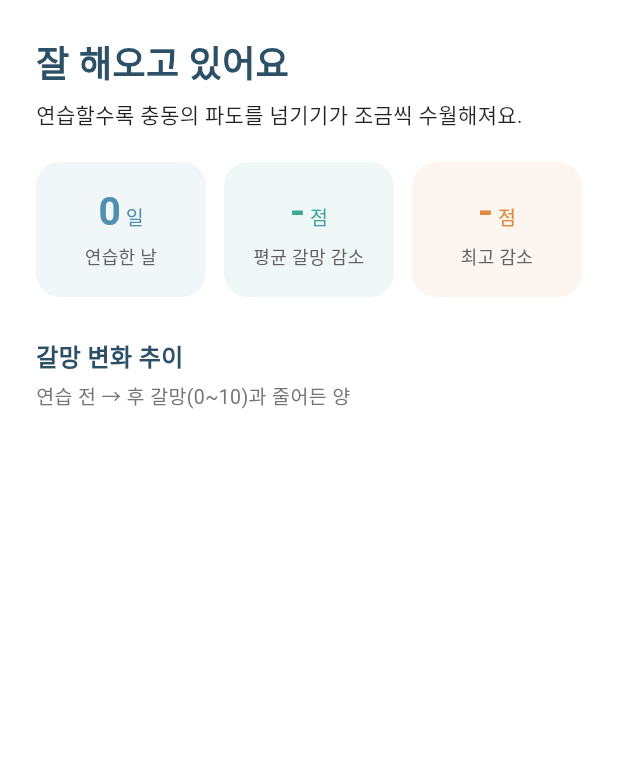
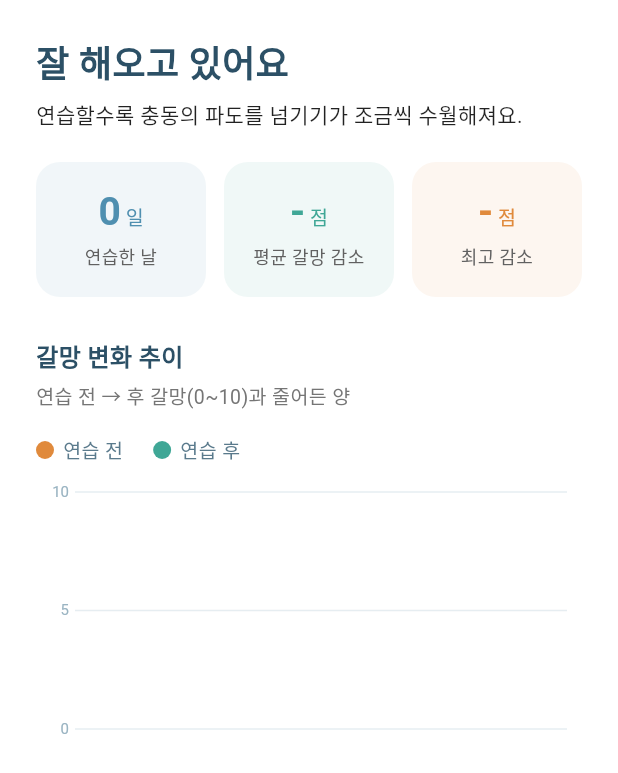
Before and after one commit to tube10081008-stack/Urge-surfing, a Flutter app: the _Content widget shown alone on an empty page, opened directly with empty values, on a phone screen of 412 x 824 dp. Shown: the top 773 px of the screen. Run offline on Flutter 3.47's test engine with Material 3 defaults, Android fonts, the phone set to English and light mode, and no system bars; our stand-ins replace flutter_riverpod, video_player; network calls fail.

Commit message:
feat(app): 대시보드 갈망 추이 라인 그래프 추가
CustomPainter로 의존성 없이 연습 전/후 갈망(0~10) 추이를 선그래프로
시각화(범례·y눈금 0/5/10·날짜 라벨·결측 구간 끊김 처리).

Co-Authored-By: Claude Opus 4.8 <noreply@anthropic.com>
Claude-Session: https://claude.ai/code/session_01ComGSqMEUDBD77WJ28az2N

```diff
--- a/poc/app/lib/screens/dashboard_screen.dart
+++ b/poc/app/lib/screens/dashboard_screen.dart
@@ -116,6 +116,15 @@ class _Content extends StatelessWidget {
           style: TextStyle(fontSize: 13, color: Colors.grey.shade600),
         ),
         const SizedBox(height: 16),
+
+        // 라인 그래프(연습 전/후 추이)
+        _ChartLegend(),
+        const SizedBox(height: 8),
+        SizedBox(
+          height: 190,
+          child: _TrendChart(points: points),
+        ),
+        const SizedBox(height: 24),
 
         ...points.reversed.map((p) => _TrendRow(point: p)),
       ],
@@ -319,3 +328,129 @@ class _Message extends StatelessWidget {
     );
   }
 }
+
+// 그래프 색상
+const _kPreColor = Color(0xFFE08A3C); // 연습 전(주황)
+const _kPostColor = Color(0xFF3FA796); // 연습 후(청록)
+
+/// 그래프 범례.
+class _ChartLegend extends StatelessWidget {
+  @override
+  Widget build(BuildContext context) {
+    Widget dot(Color c, String label) => Row(
+          mainAxisSize: MainAxisSize.min,
+          children: [
+            Container(width: 12, height: 12,
+                decoration: BoxDecoration(color: c, shape: BoxShape.circle)),
+            const SizedBox(width: 6),
+            Text(label,
+                style: const TextStyle(fontSize: 13, color: Color(0xFF5A7A8C))),
+          ],
+        );
+    return Row(
+      children: [
+        dot(_kPreColor, '연습 전'),
+        const SizedBox(width: 20),
+        dot(_kPostColor, '연습 후'),
+      ],
+    );
+  }
+}
+
+/// 연습 전/후 갈망(0~10) 추이 라인 그래프.
+class _TrendChart extends StatelessWidget {
+  final List<VasTrendPoint> points;
+  const _TrendChart({required this.points});
+
+  @override
+  Widget build(BuildContext context) {
+    return CustomPaint(
+      size: Size.infinite,
+      painter: _TrendChartPainter(points),
+    );
+  }
+}
+
+class _TrendChartPainter extends CustomPainter {
+  final List<VasTrendPoint> points;
+  _TrendChartPainter(this.points);
+
+  static const double _maxV = 10;
+
+  String _shortDay(String day) {
+    final p = day.split('-');
+    return p.length == 3 ? '${p[1]}/${p[2]}' : day;
+  }
+
+  @override
+  void paint(Canvas canvas, Size size) {
+    const padL = 26.0, padR = 10.0, padT = 10.0, padB = 22.0;
+    final plotW = size.width - padL - padR;
+    final plotH = size.height - padT - padB;
+
+    double yFor(double v) => padT + (1 - (v / _maxV)) * plotH;
+    double xFor(int i) =>
+        points.length == 1 ? padL + plotW / 2 : padL + (i / (points.length - 1)) * plotW;
+
+    final grid = Paint()
+      ..color = const Color(0xFFE6EDF1)
+      ..strokeWidth = 1;
+    final axisText = TextPainter(textDirection: TextDirection.ltr);
+
+    // 가로 그리드 + y 눈금(0,5,10)
+    for (final v in [0.0, 5.0, 10.0]) {
+      final y = yFor(v);
+      canvas.drawLine(Offset(padL, y), Offset(size.width - padR, y), grid);
+      axisText.text = TextSpan(
+        text: v.toInt().toString(),
+        style: const TextStyle(fontSize: 10, color: Color(0xFF9AB4C2)),
+      );
+      axisText.layout();
+      axisText.paint(canvas, Offset(padL - axisText.width - 4, y - axisText.height / 2));
+    }
+
+    // x축 날짜 라벨(첫·중간·마지막)
+    final labelIdx = <int>{0, points.length - 1, points.length ~/ 2};
+    for (final i in labelIdx) {
+      if (i < 0 || i >= points.length) continue;
+      axisText.text = TextSpan(
+        text: _shortDay(points[i].day),
+        style: const TextStyle(fontSize: 10, color: Color(0xFF9AB4C2)),
+      );
+      axisText.layout();
+      final x = (xFor(i) - axisText.width / 2)
+          .clamp(0.0, size.width - axisText.width);
+      axisText.paint(canvas, Offset(x, size.height - padB + 6));
+    }
+
+    void drawSeries(double? Function(VasTrendPoint) sel, Color color) {
+      final line = Paint()
+        ..color = color
+        ..strokeWidth = 2.5
+        ..style = PaintingStyle.stroke
+        ..strokeCap = StrokeCap.round;
+      final dot = Paint()..color = color;
+
+      Offset? prev;
+      for (var i = 0; i < points.length; i++) {
+        final v = sel(points[i]);
+        if (v == null) {
+          prev = null;
+          continue;
+        }
+        final cur = Offset(xFor(i), yFor(v));
+        if (prev != null) canvas.drawLine(prev, cur, line);
+        canvas.drawCircle(cur, 3.5, dot);
+        canvas.drawCircle(cur, 1.6, Paint()..color = Colors.white);
+        prev = cur;
+      }
+    }
+
+    drawSeries((p) => p.avgPre, _kPreColor);
+    drawSeries((p) => p.avgPost, _kPostColor);
+  }
+
+  @override
+  bool shouldRepaint(covariant _TrendChartPainter old) =>
+      old.points != points;
+}
```
